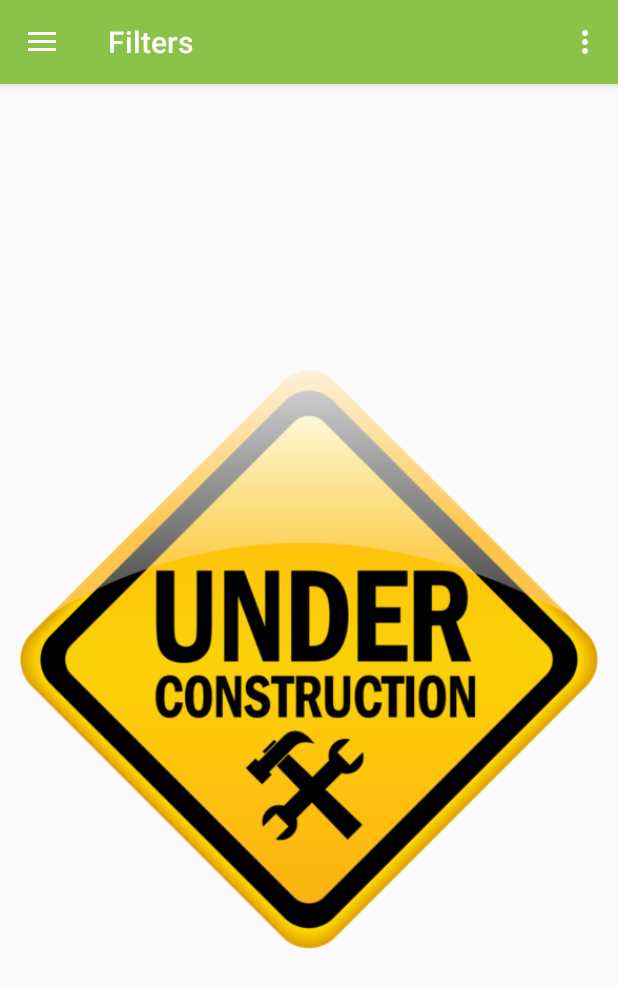
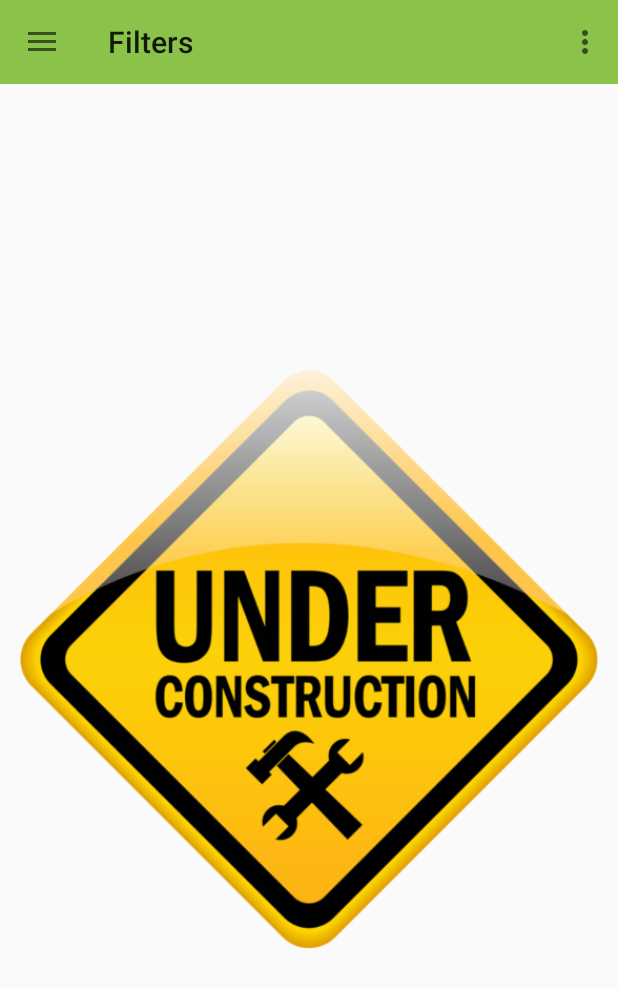
Before and after one commit to ITsvetkoFF/Kv-009, an Android app: the screen it shows after launch (MainActivity), after a tap on "Filters", on a phone screen of 412 x 824 dp. Shown: the top 988 px of the screen. Run offline under Robolectric (Android 15) with nearby library versions, the phone set to English and light mode, and no system bars; libraries missing offline, so code that uses them is left out: com.google.maps.android, com.nostra13.universalimageloader, com.wunderlist.slidinglayer; 20 statements that could not run were skipped; 1 other tap on this screen came first.

Commit message:
GoodBye ActionBar Hello ToolBar:)

```diff
--- a/app/src/main/java/org/ecomap/android/app/activities/MainActivity.java
+++ b/app/src/main/java/org/ecomap/android/app/activities/MainActivity.java
@@ -30,6 +30,7 @@ import android.support.v4.widget.DrawerLayout;
 import android.support.v7.app.ActionBar;
 import android.support.v7.app.ActionBarDrawerToggle;
 import android.support.v7.app.AppCompatActivity;
+import android.support.v7.widget.Toolbar;
 import android.text.TextUtils;
 import android.util.Log;
 import android.util.Patterns;
@@ -104,7 +105,7 @@ public class MainActivity extends AppCompatActivity {
     private CharSequence mDrawerTitle;
     private CharSequence mTitle;
     private String[] mScreenTitles;
-    private ActionBar actionBar;
+    private Toolbar toolbar;
 
     public static final int NAV_MAP = 0;
     public static final int NAV_DETAILS = 2;
@@ -122,7 +123,9 @@ public class MainActivity extends AppCompatActivity {
     protected void onCreate(Bundle savedInstanceState) {
         super.onCreate(savedInstanceState);
         setContentView(R.layout.activity_main);
-        actionBar = getSupportActionBar();
+
+        toolbar = (Toolbar) findViewById(R.id.toolbar);
+        setSupportActionBar(toolbar);
 
         mTitle = mDrawerTitle = getTitle();
         mScreenTitles = getResources().getStringArray(R.array.navigation_array);
@@ -145,28 +148,27 @@ public class MainActivity extends AppCompatActivity {
             }
         });
 
-        // enable ActionBar app icon to behave as action to toggle nav drawer
-        actionBar.setDisplayHomeAsUpEnabled(true);
-        actionBar.setHomeButtonEnabled(true);
-
         // ActionBarDrawerToggle ties together the the proper interactions
         // between the sliding drawer and the action bar app icon
         mDrawerToggle = new ActionBarDrawerToggle(
                 this,                  /* host Activity */
                 mDrawerLayout,         /* DrawerLayout object */
+                toolbar,                /* Toolbar */
                 R.string.drawer_open,  /* "open drawer" description for accessibility */
                 R.string.drawer_close  /* "close drawer" description for accessibility */
         ) {
             public void onDrawerClosed(View view) {
-                actionBar.setTitle(mTitle);
+                toolbar.setTitle(mTitle);
                 invalidateOptionsMenu(); // creates call to onPrepareOptionsMenu()
             }
 
             public void onDrawerOpened(View drawerView) {
-                actionBar.setTitle(mDrawerTitle);
+                toolbar.setTitle(mDrawerTitle);
                 invalidateOptionsMenu(); // creates call to onPrepareOptionsMenu()
             }
         };
+        mDrawerToggle.setDrawerIndicatorEnabled(true);
+
         mDrawerLayout.setDrawerListener(mDrawerToggle);
 
         if (savedInstanceState == null) {
@@ -306,14 +308,14 @@ public class MainActivity extends AppCompatActivity {
         }
         // update selected item and title, then close the drawer
         mDrawerList.setItemChecked(position, true);
-        setTitle(mScreenTitles[position]);
+        //setTitle(mScreenTitles[position]);
         mDrawerLayout.closeDrawer(mDrawerList);
     }
 
     @Override
     public void setTitle(CharSequence title) {
         mTitle = title;
-        actionBar.setTitle(mTitle);
+        toolbar.setTitle(mTitle);
     }
 
     /**
--- a/app/src/main/res/layout/activity_main.xml
+++ b/app/src/main/res/layout/activity_main.xml
@@ -1,7 +1,17 @@
+<LinearLayout xmlns:android="http://schemas.android.com/apk/res/android"
+    android:orientation="vertical"
+    android:layout_width="match_parent"
+    android:layout_height="match_parent">
+
+    <android.support.v7.widget.Toolbar
+        android:id="@+id/toolbar"
+        android:layout_width="match_parent"
+        android:layout_height="wrap_content"
+        android:background="?attr/colorPrimary"
+        android:maxHeight="?attr/actionBarSize" />
 
     <!-- A DrawerLayout is intended to be used as the top-level content view using match_parent for both width and height to consume the full space available. -->
-<android.support.v4.widget.DrawerLayout
-    xmlns:android="http://schemas.android.com/apk/res/android"
+    <android.support.v4.widget.DrawerLayout xmlns:android="http://schemas.android.com/apk/res/android"
         android:id="@+id/drawer_layout"
         android:layout_width="match_parent"
         android:layout_height="match_parent"
@@ -13,7 +23,7 @@
         <FrameLayout
             android:id="@+id/content_frame"
             android:layout_width="match_parent"
-        android:layout_height="match_parent" >
+            android:layout_height="match_parent">
 
         </FrameLayout>
 
@@ -29,8 +39,10 @@
             android:layout_width="240dp"
             android:layout_height="match_parent"
             android:layout_gravity="start"
+            android:background="#111"
             android:choiceMode="singleChoice"
             android:divider="@android:color/transparent"
-        android:dividerHeight="0dp"
-        android:background="#111"/>
+            android:dividerHeight="0dp" />
     </android.support.v4.widget.DrawerLayout>
+
+</LinearLayout>
--- a/app/src/main/res/values/styles.xml
+++ b/app/src/main/res/values/styles.xml
@@ -28,7 +28,7 @@
     <color name="divider">#B6B6B6</color>
 
     <!-- Base application theme -->
-    <style name="AppTheme" parent="Theme.AppCompat.Light.DarkActionBar">
+    <style name="AppTheme" parent="Theme.AppCompat.Light.NoActionBar">
         <item name="colorAccent">@color/accent</item>
         <item name="colorPrimary">@color/primary</item>
         <item name="colorPrimaryDark">@color/primary_dark</item>
```
Lines whose indentation alone changed are shown as unchanged.
